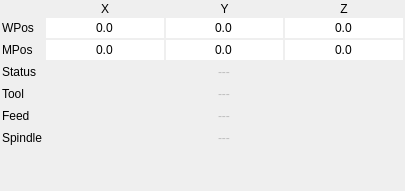
First picture: the form in View/StateForm.ui, repository octronic-uk/Candle, before the edit.
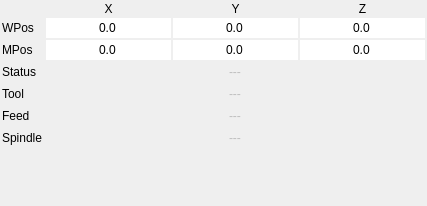
Second picture: the form after the edit.

Diff of the .ui file:
```diff
--- a/View/StateForm.ui
+++ b/View/StateForm.ui
@@ -9,8 +9,8 @@
    <rect>
     <x>0</x>
     <y>0</y>
-    <width>405</width>
-    <height>191</height>
+    <width>427</width>
+    <height>206</height>
    </rect>
   </property>
   <property name="sizePolicy">
```
Left out of the diff: 2 changed lines with no effect on the pictures.
